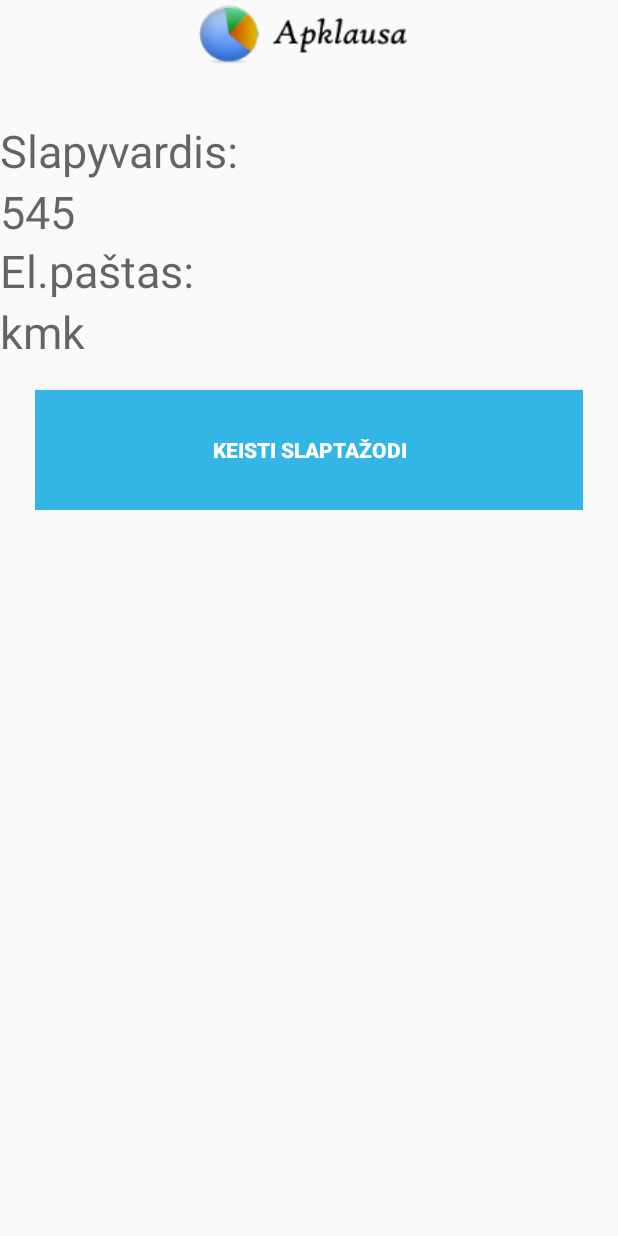
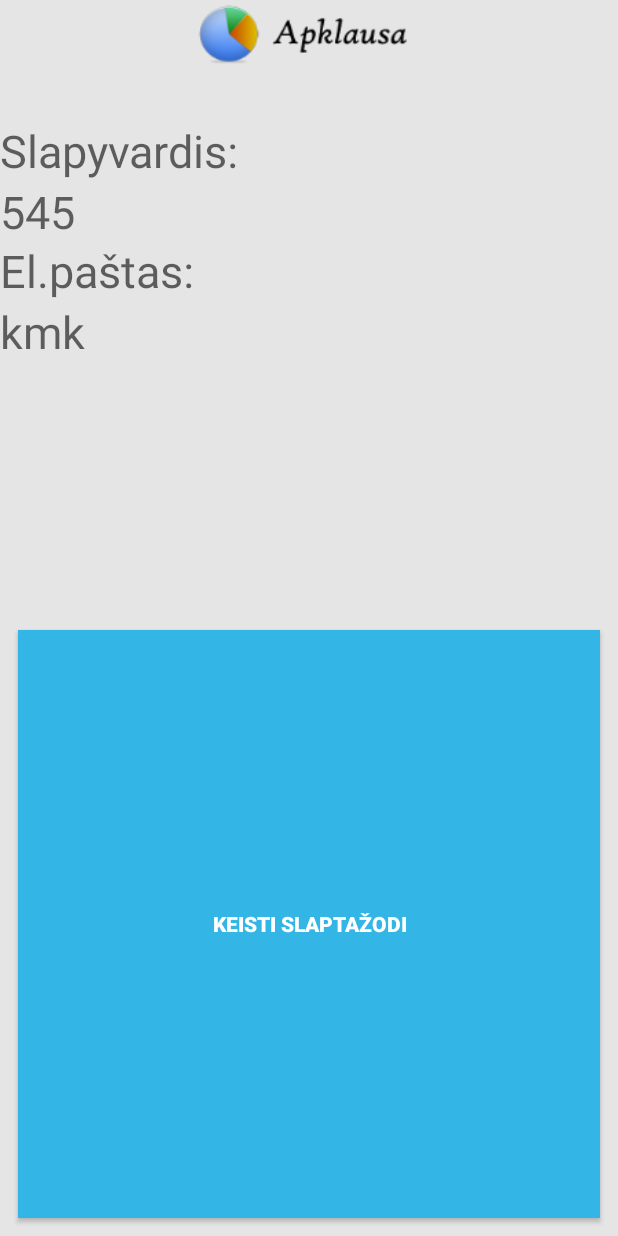
Before and after one commit to violetine/apk_kpa, an Android app: the layout mano_duomenys.xml on its own in the app's theme, with its tools: preview values and no code run, on a phone screen of 412 x 824 dp. Run offline under Robolectric (Android 15) with nearby library versions, the phone set to English and light mode, and no system bars.

```diff
--- a/app/src/main/java/com/example/apk_kpa/app/Admin.java
+++ b/app/src/main/java/com/example/apk_kpa/app/Admin.java
@@ -66,6 +66,7 @@ public class Admin extends Activity {
         // Admin control
         navDrawerItems.add(new NavDrawerItem(navMenuTitles[0], navMenuIcons.getResourceId(0, -1), true, "10+"));
         navDrawerItems.add(new NavDrawerItem(navMenuTitles[1], navMenuIcons.getResourceId(1, -1), true, "10+"));
+        navDrawerItems.add(new NavDrawerItem(navMenuTitles[2], navMenuIcons.getResourceId(1, -1), true, "10+"));
 
         // Recycle the typed array
         navMenuIcons.recycle();
@@ -164,6 +165,9 @@ public class Admin extends Activity {
             case 1:
                 fragment = new Statistika();
                 break;
+            case 2:
+                fragment = new Mano_duomenys();
+                break;
             default:
                 break;
         }
--- a/app/src/main/res/layout/login.xml
+++ b/app/src/main/res/layout/login.xml
@@ -5,7 +5,8 @@
     android:layout_height="match_parent"
     android:padding="10dip"
     android:weightSum="1"
-    android:baselineAligned="false">
+    android:baselineAligned="false"
+    android:background="#ffe5e5e5">
     <TextView
         android:layout_width="156dp"
         android:layout_height="47dp"
--- a/app/src/main/res/layout/mano_duomenys.xml
+++ b/app/src/main/res/layout/mano_duomenys.xml
@@ -3,7 +3,8 @@
 <LinearLayout xmlns:android="http://schemas.android.com/apk/res/android"
     android:orientation="vertical" android:layout_width="match_parent"
     android:layout_height="match_parent"
-    android:baselineAligned="false">
+    android:baselineAligned="false"
+    android:background="#ffe5e5e5">
 
     <LinearLayout
         android:orientation="vertical"
@@ -60,24 +61,23 @@
             android:textSize="30dp" />
     </LinearLayout>
 
-    <LinearLayout
-        android:orientation="vertical"
-        android:layout_width="365dp"
-        android:layout_height="wrap_content"
-        android:layout_gravity="center_horizontal">
+
 
         <Button
             android:id="@+id/loginBtn"
 
             android:layout_width="fill_parent"
-            android:layout_height="80dp"
-            android:layout_marginTop="20dip"
+            android:layout_height="20dp"
+            android:layout_marginTop="180dip"
+            android:layout_marginLeft="12dip"
+            android:layout_marginRight="12dip"
+            android:layout_marginBottom="12dip"
             android:text="Keisti slaptažodi"
-            android:layout_weight="0.37"
+            android:layout_weight="0.09"
             android:background="#ff33b5e5"
             android:textColor="#ffffffff"
+
             android:textStyle="bold" />
-        </LinearLayout>
 
 
 </LinearLayout>
--- a/app/src/main/res/layout/statistika.xml
+++ b/app/src/main/res/layout/statistika.xml
@@ -3,7 +3,8 @@
 <LinearLayout xmlns:android="http://schemas.android.com/apk/res/android"
     android:orientation="vertical" android:layout_width="match_parent"
     android:layout_height="match_parent"
-    android:baselineAligned="false">
+    android:baselineAligned="false"
+    android:background="#ffe5e5e5">
 
     <LinearLayout
         android:orientation="vertical"
```
Also changed, not shown: app/src/main/java/com/example/apk_kpa/app/Keisti_psw.java (added, +17 -0 lines), app/src/main/java/com/example/apk_kpa/app/Mano_duomenys.java (added, +21 -0 lines).
